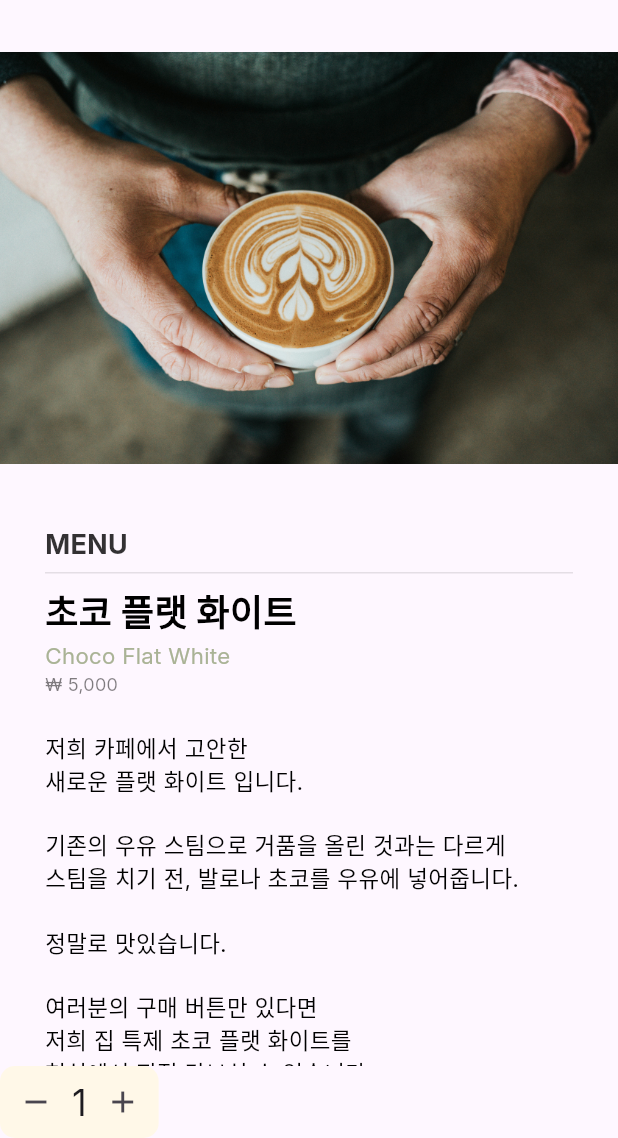
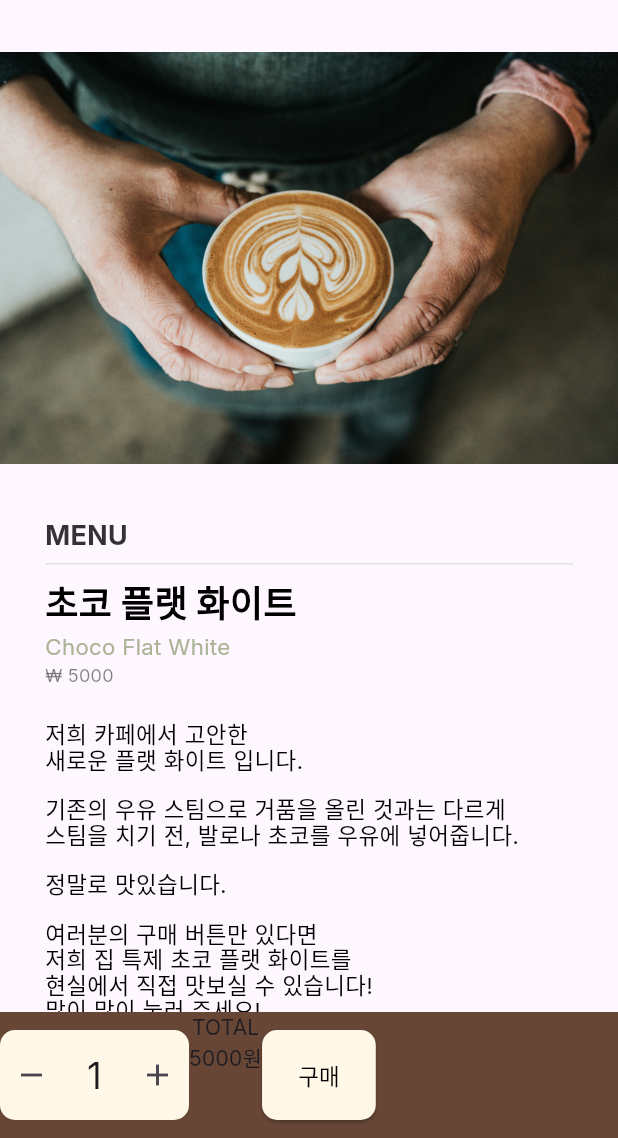
Before and after one commit to Hamiric/SirenOrder_Team4, a Flutter app: the ItemDetailPage screen opened by its route, on a phone screen of 412 x 824 dp, the part 98-1236 px from its top. Run offline on Flutter 3.47's test engine with Material 3 defaults, Android fonts, the phone set to English and light mode, and no system bars; our stand-ins replace image_picker.

```diff
--- a/lib/item_detail_page/item_detail_page.dart
+++ b/lib/item_detail_page/item_detail_page.dart
@@ -3,8 +3,23 @@ import 'package:team4_groupproject/item_detail_page/widget/bottom_bar.dart';
 import 'package:team4_groupproject/item_detail_page/widget/menu_script.dart';
 import 'package:team4_groupproject/item_detail_page/widget/siren_app_bar.dart';
 
-class ItemDetailPage extends StatelessWidget {
+class ItemDetailPage extends StatefulWidget {
   const ItemDetailPage({super.key});
+
+  @override
+  State<ItemDetailPage> createState() => _ItemDetailPageState();
+}
+
+class _ItemDetailPageState extends State<ItemDetailPage> {
+  int _quantity = 1; // 초기 수량
+  int _itemPrice = 5000; // 화면에 보여지는 단가
+  int get _totalPrice => _quantity * _itemPrice; // 총 가격 계산 (getter)
+
+  void _changeQuantity(int newQuantity) {
+    setState(() {
+      _quantity = newQuantity;
+    });
+  }
 
   @override
   Widget build(BuildContext context) {
@@ -16,11 +31,15 @@ class ItemDetailPage extends StatelessWidget {
             child: ListView(
               children: [
                 Image.asset('assets/menu.jpg'),
-                SizedBox(height: 41),
+                SizedBox(height: 35),
                 MenuScript(),
               ],
             )),
-          BottomBar(),
+          BottomBar(
+            quantity: _quantity,
+            totalPrice: _totalPrice,
+            onQuantityChanged: _changeQuantity,
+          ),
         ],
       ),
     );
--- a/lib/item_detail_page/widget/bottom_bar.dart
+++ b/lib/item_detail_page/widget/bottom_bar.dart
@@ -1,66 +1,47 @@
 
 import 'package:flutter/material.dart';
 import 'package:flutter/widgets.dart';
+import 'package:team4_groupproject/item_detail_page/widget/bottom_bar_widget/counter_widget.dart';
+import 'package:team4_groupproject/item_detail_page/widget/bottom_bar_widget/purchase_button.dart';
 
 class BottomBar extends StatelessWidget {
-  @override
-  Widget build(BuildContext context) {
-    return Row(
-      children: [
-        CounterWidget(),
-      ],
-    );
-  }
-}
+  final int quantity;
+  final int totalPrice;
+  final ValueChanged<int> onQuantityChanged;
+
+  const BottomBar({
+    required this.quantity,
+    required this.totalPrice,
+    required this.onQuantityChanged,
+  });
 
 
 
 
-
-class CounterWidget extends StatefulWidget {
-  @override
-  State<CounterWidget> createState() => CounterWidgetState();
-}
-
-class CounterWidgetState extends State<CounterWidget> {
-  int _counter = 1; // 수량 변수
-
-  void _decrement() {
-    setState(() {
-        if (_counter > 1) _counter--; // 수량 >0 예외 처리
-    });
-  }
-
-  void _increment() {
-    setState(() {
-      if (_counter < 100) _counter++; // 수량 <100 예외 처리
-    });
-  }
-
   @override
   Widget build(BuildContext context) {
-    return Center(
-      child: Container(
+    return Container(
+      height: 84,
+      width: double.infinity,
       decoration: BoxDecoration(
-          borderRadius: BorderRadius.circular(10),
-          color: Color(0xffFFF8E8),
+        color: Color(0xff674636),
       ),
       child: Row(
         children: [
-            IconButton(
-              onPressed: _decrement,
-              icon: Icon(Icons.remove),
+          CounterWidget(
+            quantity: quantity,
+            onQuantityChanged: onQuantityChanged,
           ),
-            Text(
-              '$_counter',
-              style: TextStyle(fontSize: 24),
+          Column(
+            children: [
+              Text('TOTAL'),
+              Text('$totalPrice원'),
+            ],
           ),
-            IconButton(
-              onPressed: _increment,
-              icon: Icon(Icons.add),
+          PurchaseButton(
+            totalPrice: totalPrice,
           ),
         ],
-        ),
       ),
     );
   }
--- /dev/null
+++ b/lib/item_detail_page/widget/bottom_bar_widget/counter_widget.dart
@@ -0,0 +1,56 @@
+import 'package:flutter/material.dart';
+
+
+// -, +로 구매수량 조절
+class CounterWidget extends StatelessWidget{
+  final int quantity;
+  final ValueChanged<int> onQuantityChanged;
+
+  const CounterWidget({
+    required this.quantity,
+    required this.onQuantityChanged,
+  });
+
+  @override
+  Widget build(BuildContext context) {
+    return Center(
+      child: Container(
+        height: 60,
+        width: 126,
+        decoration: BoxDecoration(
+          borderRadius: BorderRadius.circular(10),
+          color: Color(0xffFFF8E8),
+        ),
+        child: Row(
+          children: [
+            Expanded(
+              child: IconButton(
+                onPressed: () {
+                  // 구매수량 >0 예외처리
+                  if (quantity > 1) onQuantityChanged(quantity - 1);
+                },
+                icon: Icon(Icons.remove),
+              ),
+            ),
+            Expanded(
+              child: Text(
+                '$quantity',
+                style: TextStyle(fontSize: 24),
+                textAlign: TextAlign.center,
+              ),
+            ),
+            Expanded(
+              child: IconButton(
+                onPressed: () {
+                  // 구매 수량 < 100 예외처리
+                  if (quantity < 100) onQuantityChanged(quantity + 1);
+                },
+                icon: Icon(Icons.add),
+              ),
+            ),
+          ],
+        ),
+      ),
+    );
+  }
+}
--- /dev/null
+++ b/lib/item_detail_page/widget/bottom_bar_widget/purchase_button.dart
@@ -0,0 +1,102 @@
+import 'package:flutter/material.dart';
+
+
+class PurchaseButton extends StatelessWidget {
+  final String productName = '초코 플랫 화이트';
+  final int totalPrice;
+  const PurchaseButton({required this.totalPrice});
+
+  @override
+  Widget build(BuildContext context) {
+    return ElevatedButton(
+      child: Text(
+        '구매',
+        style: TextStyle(fontSize: 15, color: Colors.black),
+      ),
+      style: ElevatedButton.styleFrom(
+        backgroundColor: Color(0xFFFFF8E8),
+        minimumSize: Size(60, 60),
+        shape: RoundedRectangleBorder(
+          borderRadius: BorderRadius.circular(10),
+        ),
+      ),
+
+      // ${상품명}을 ${구매 수량}개 구매하시겠습니까? 팝업
+      onPressed: () {
+        showDialog(
+          context: context,
+          builder: (BuildContext context) {
+            return AlertDialog(
+              content: Padding(
+                padding: const EdgeInsets.only(top: 40),
+                child: Container(
+                  width: 230,
+                  height: 20,
+                  child: Center(
+                    child: Text(
+                      '$productName을\n$totalPrice개 구매하시겠습니까?',
+                      style: TextStyle(fontSize: 16, color: Colors.black),
+                      textAlign: TextAlign.center,
+                    ),
+                  ),
+                ),
+              ),
+              actions: [
+                TextButton(
+                  onPressed: () {
+                    Navigator.of(context).pop();  // 팝업 닫기
+                  },
+                  child: Text(
+                    '취소',
+                    style: TextStyle(
+                      fontSize: 18,
+                      fontWeight: FontWeight.bold,
+                      letterSpacing: 2.0,
+                      color: Colors.redAccent,
+                    ),
+                  ),
+                ),
+                TextButton(
+                    onPressed: () {
+                      Navigator.of(context).pop(); // 현재 팝업 닫기
+                      _completePopup(context); // 구매 완료 팝업
+                    },
+                    child: Text(
+                      '확인',
+                      style: TextStyle(
+                        fontSize: 18,
+                        fontWeight: FontWeight.bold,
+                        letterSpacing: 2.0,
+                        color: Colors.black,
+                    ),
+                  ),
+                ),
+              ],
+            );
+          }
+        );
+      },
+    );
+  }
+}
+
+
+// 구매 완료 팝업 메서드
+void _completePopup(BuildContext context) {
+  showDialog(
+    context: context,
+    builder: (BuildContext context) {
+      return AlertDialog(
+        content: Text('구매 완료'),
+        actions: [
+          TextButton(
+            onPressed: () {
+              Navigator.of(context).pop(); // 구매완료 팝업 닫기
+            },
+            child: Text('확인'),
+          ),
+        ]
+      );
+    },
+  );
+}
--- a/lib/item_detail_page/widget/menu_script.dart
+++ b/lib/item_detail_page/widget/menu_script.dart
@@ -1,6 +1,12 @@
 import 'package:flutter/material.dart';
 
 class MenuScript extends StatelessWidget {
+  int itemPrice = 5000;
+  int getPrice() {
+    return itemPrice;
+  }
+
+
   @override
   Widget build(BuildContext context) {
     return Padding(
@@ -45,7 +51,7 @@ class MenuScript extends StatelessWidget {
             ),
           ),
           Text(
-            '₩ 5,000',
+            '₩ ${itemPrice}',
             style: TextStyle(
               fontSize: 12,
               color: Colors.black.withOpacity(0.5),
@@ -55,6 +61,7 @@ class MenuScript extends StatelessWidget {
           Text(
             '저희 카페에서 고안한\n새로운 플랫 화이트 입니다.\n\n기존의 우유 스팀으로 거품을 올린 것과는 다르게\n스팀을 치기 전, 발로나 초코를 우유에 넣어줍니다.\n\n정말로 맛있습니다.\n\n여러분의 구매 버튼만 있다면\n저희 집 특제 초코 플랫 화이트를\n현실에서 직접 맛보실 수 있습니다!\n많이 많이 눌러 주세요!',
             style: TextStyle(
+              height: 1.05,
               fontSize: 15,
               color: Colors.black,
             ),
```
Lines whose indentation alone changed are shown as unchanged.
